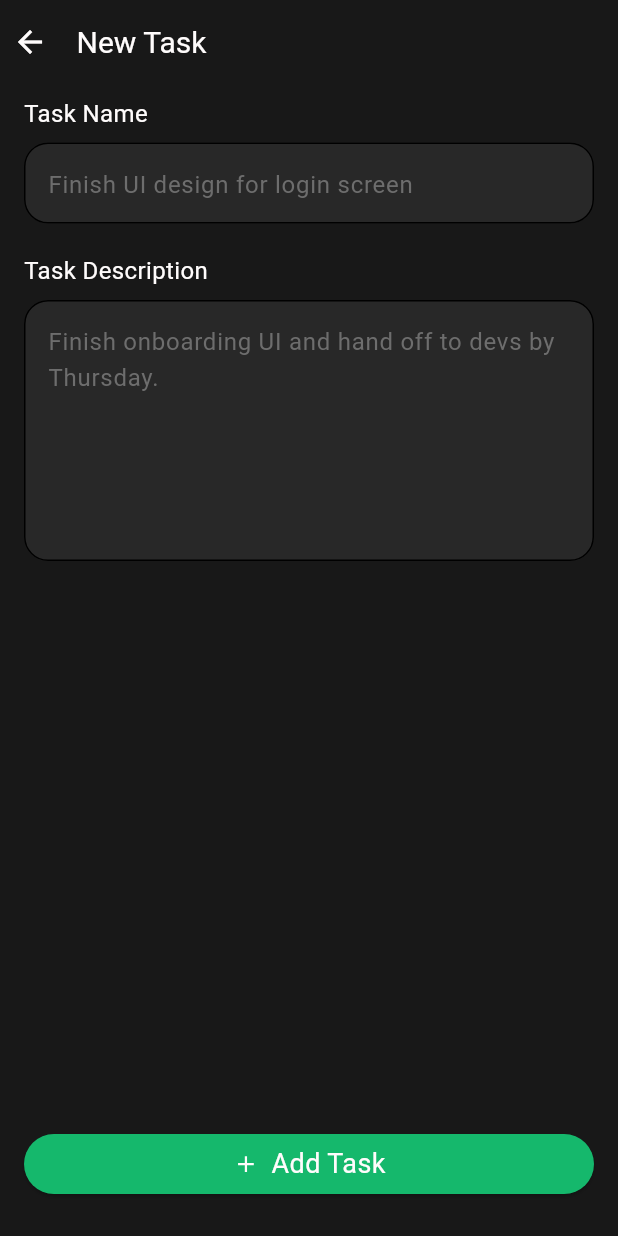
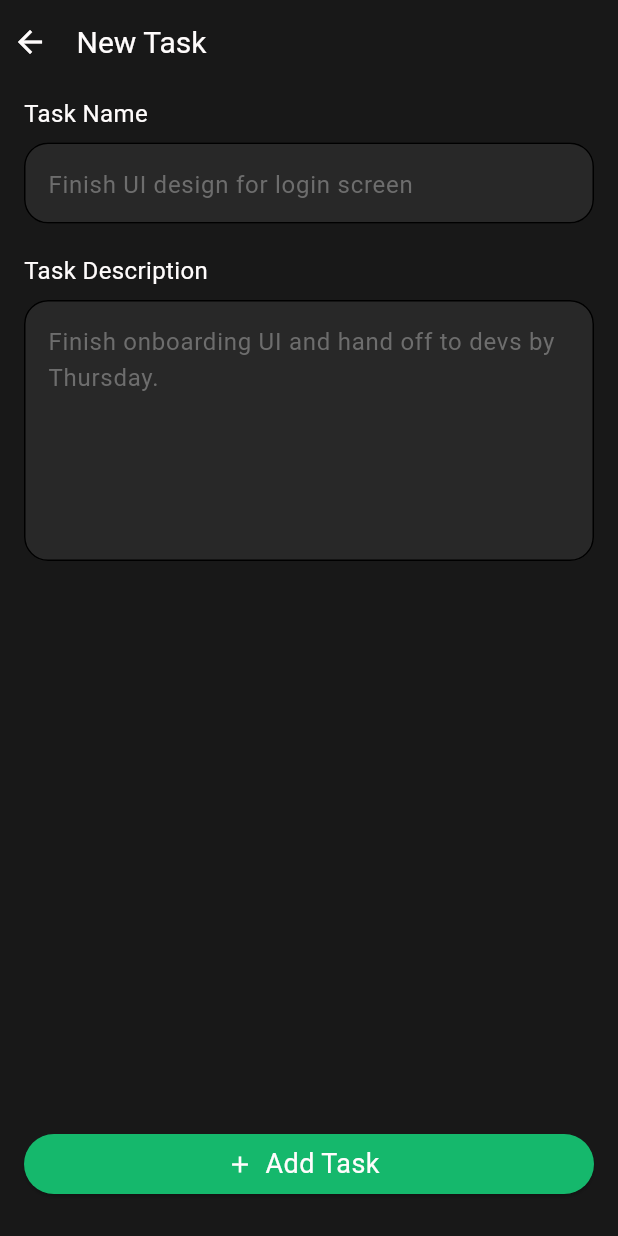
Before and after one commit to Kerolos163/TODO-ITI-, a Flutter app: the AddTasksScreen screen opened directly, on a phone screen of 412 x 824 dp. Run offline on Flutter 3.47's test engine with Material 3 defaults, Android fonts, the phone set to English and light mode, and no system bars; our stand-ins replace flutter_svg.

Commit message:
refactor: Replace ElevatedButton with ElevatedButton.icon for better UI consistency

```diff
--- a/lib/screens/add_tasks_screen.dart
+++ b/lib/screens/add_tasks_screen.dart
@@ -1,6 +1,4 @@
 import 'package:flutter/material.dart';
-import 'package:flutter_svg/svg.dart';
-import 'package:to_do/constants/assets.dart';
 
 class AddTasksScreen extends StatelessWidget {
   const AddTasksScreen({super.key});
@@ -37,21 +35,15 @@ class AddTasksScreen extends StatelessWidget {
               ),
             ),
             Spacer(),
-            ElevatedButton(
+            ElevatedButton.icon(
               onPressed: () {},
-              child: Row(
-                mainAxisAlignment: MainAxisAlignment.center,
-                children: [
-                  SvgPicture.asset(Assets.assetsImgsIcon),
-                  SizedBox(width: 8),
-                  Text(
-                    'Add Task',
-                    style: Theme.of(
-                      context,
-                    ).textTheme.bodyMedium?.copyWith(fontSize: 18),
-                  ),
-                ],
+              label: Text(
+                'Add Task',
+                style: Theme.of(
+                  context,
+                ).textTheme.bodyMedium?.copyWith(fontSize: 18),
               ),
+              icon: Icon(Icons.add),
             ),
             SizedBox(height: 16),
           ],
```
